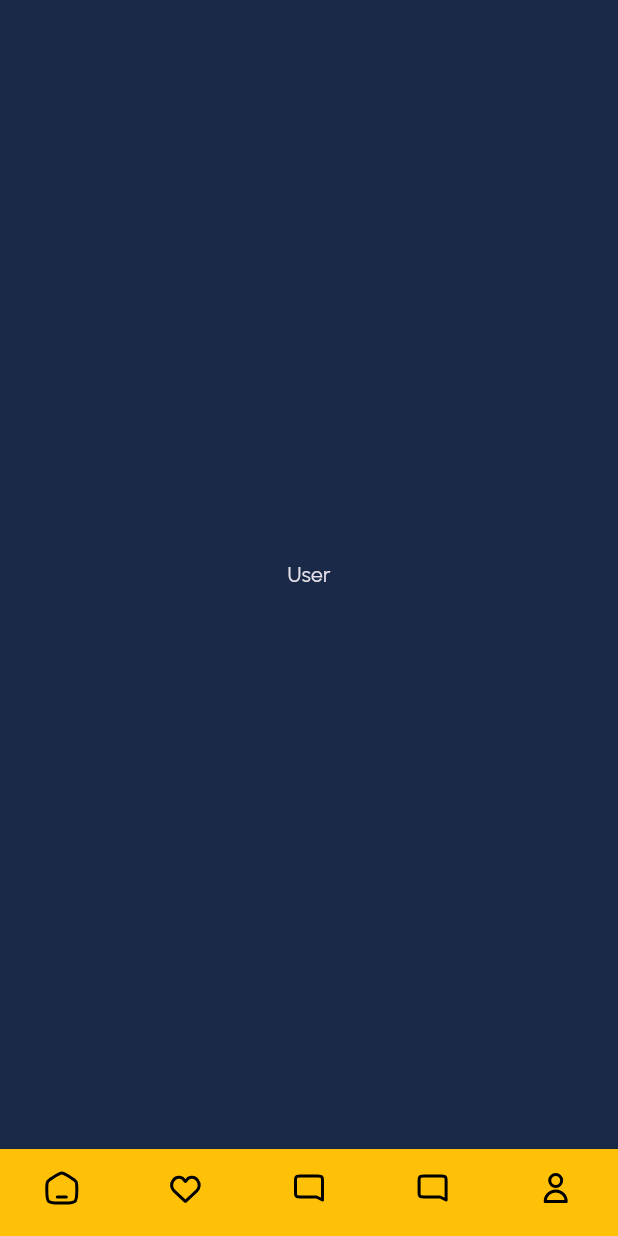
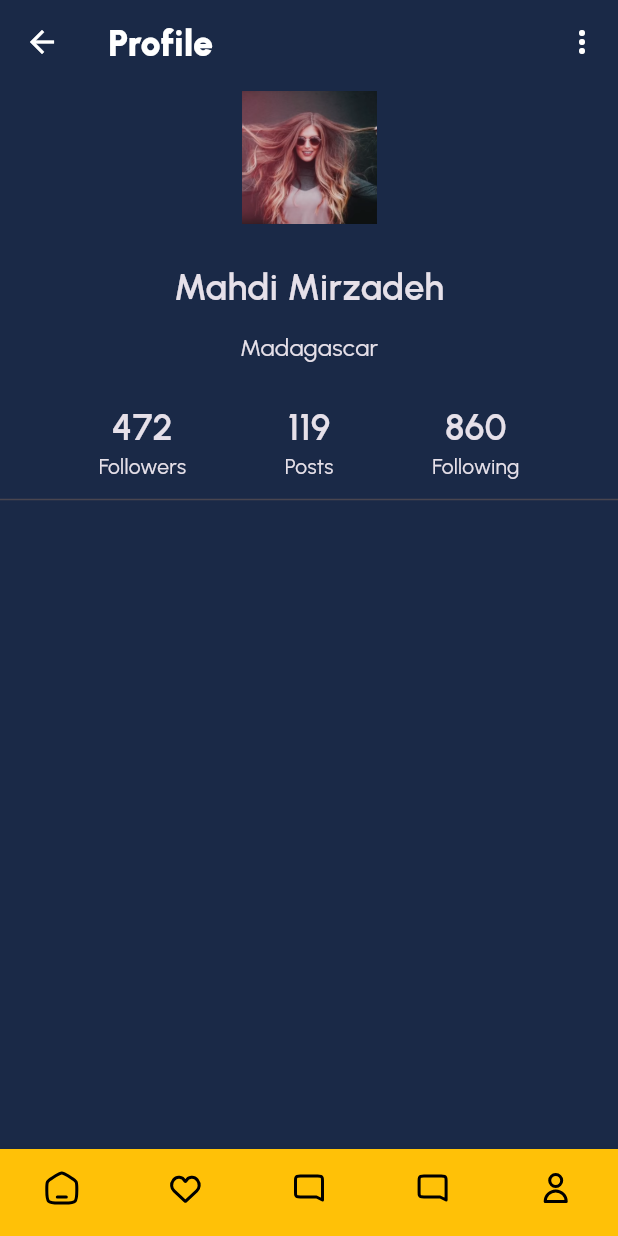
Before and after one commit to dannycastilloo/fluttergram, a Flutter app: the MainPage screen opened by its route, item 5 of the bottom bar chosen, on a phone screen of 412 x 824 dp. Run offline on Flutter 3.47's test engine with Material 3 defaults, Android fonts, the phone set to English and light mode, and no system bars; our stand-ins replace flutter_svg.

Commit message:
profile page & toolbar

```diff
--- /dev/null
+++ b/lib/components/toolbar.dart
@@ -0,0 +1,28 @@
+import 'package:flutter/material.dart';
+import 'package:flutter_full_course/styles/app_colors.dart';
+import 'package:flutter_full_course/styles/app_text.dart';
+
+class Toolbar extends StatelessWidget implements PreferredSizeWidget {
+  final String title;
+  final List<Widget> actions;
+
+  const Toolbar({super.key, required this.title, required this.actions});
+
+  @override
+  Widget build(BuildContext context) {
+    return AppBar(
+      backgroundColor: AppColors.background,
+      elevation: 0,
+      foregroundColor: AppColors.white,
+      title: Text(
+        title,
+        style: AppText.header1,
+      ),
+      centerTitle: false,
+      actions: actions,
+    );
+  }
+
+  @override
+  Size get preferredSize => const Size.fromHeight(60);
+}
--- a/lib/main.dart
+++ b/lib/main.dart
@@ -2,6 +2,7 @@ import 'package:flutter/material.dart';
 import 'package:flutter_full_course/pages/home_page.dart';
 import 'package:flutter_full_course/pages/login_page.dart';
 import 'package:flutter_full_course/pages/main_page.dart';
+import 'package:flutter_full_course/pages/profile_page.dart';
 import 'package:flutter_full_course/pages/test_page.dart';
 import 'package:flutter_full_course/styles/app_colors.dart';
 
@@ -23,6 +24,7 @@ class MyApp extends StatelessWidget {
           '/': (context) => LoginPage(),
           '/home': (context) => HomePage(),
           '/main': (context) => MainPage(),
+          '/profile': (context) => ProfilePage(),
         });
   }
 }
--- a/lib/pages/home_page.dart
+++ b/lib/pages/home_page.dart
@@ -1,8 +1,10 @@
 import 'package:flutter/material.dart';
 import 'package:flutter/widgets.dart';
 import 'package:flutter_full_course/components/post_item.dart';
+import 'package:flutter_full_course/components/toolbar.dart';
 import 'package:flutter_full_course/styles/app_colors.dart';
 import 'package:flutter_full_course/styles/app_text.dart';
+import 'package:flutter_svg/flutter_svg.dart';
 
 class HomePage extends StatelessWidget {
   HomePage({super.key});
@@ -13,14 +15,12 @@ class HomePage extends StatelessWidget {
   Widget build(BuildContext context) {
     mockUsersFromServer();
     return Scaffold(
-      appBar: AppBar(
-        backgroundColor: AppColors.background,
-        elevation: 0,
-        foregroundColor: AppColors.white,
-        title: Text('Fluttergram'),
-        centerTitle: false,
+      appBar: Toolbar(
+        title: 'Fluttergram',
         actions: [
-          Icon(Icons.location_on_outlined),
+          IconButton(
+              onPressed: () {},
+              icon: SvgPicture.asset('assets/svg/location.svg'))
         ],
       ),
       body: ListView.separated(
--- a/lib/pages/main_page.dart
+++ b/lib/pages/main_page.dart
@@ -1,5 +1,6 @@
 import 'package:flutter/material.dart';
 import 'package:flutter_full_course/pages/home_page.dart';
+import 'package:flutter_full_course/pages/profile_page.dart';
 import 'package:flutter_svg/svg.dart';
 
 class MainPage extends StatefulWidget {
@@ -57,8 +58,6 @@ class _MainPageState extends State<MainPage> {
     Center(
       child: Text('Messages'),
     ),
-    Center(
-      child: Text('User'),
-    ),
+    ProfilePage()
   ];
 }
--- a/lib/pages/profile_page.dart
+++ b/lib/pages/profile_page.dart
@@ -1,10 +1,88 @@
 import 'package:flutter/material.dart';
+import 'package:flutter_full_course/components/toolbar.dart';
+import 'package:flutter_full_course/styles/app_text.dart';
 
-class MyWidget extends StatelessWidget {
-  const MyWidget({super.key});
+class ProfilePage extends StatelessWidget {
+  const ProfilePage({super.key});
 
   @override
   Widget build(BuildContext context) {
-    return const Placeholder();
+    return Scaffold(
+      appBar: Toolbar(
+        title: 'Profile',
+        actions: [
+          PopupMenuButton(
+            itemBuilder: (context) {
+              return [
+                PopupMenuItem(child: Text('Edit')),
+                PopupMenuItem(child: Text('Log out')),
+              ];
+            },
+          )
+        ],
+      ),
+      body: Column(
+        children: [
+          Image.asset(
+            'assets/temp/user1.png',
+            width: 90,
+            height: 90,
+          ),
+          SizedBox(
+            height: 24,
+          ),
+          Text(
+            'Mahdi Mirzadeh',
+            style: AppText.header2,
+          ),
+          SizedBox(
+            height: 12,
+          ),
+          Text(
+            'Madagascar',
+            style: AppText.subtitle3,
+          ),
+          SizedBox(
+            height: 24,
+          ),
+          Row(
+            mainAxisAlignment: MainAxisAlignment.spaceEvenly,
+            children: [
+              Column(
+                children: [
+                  Text(
+                    '472',
+                    style: AppText.header2,
+                  ),
+                  Text('Followers')
+                ],
+              ),
+              Column(
+                children: [
+                  Text(
+                    '119',
+                    style: AppText.header2,
+                  ),
+                  Text('Posts'),
+                ],
+              ),
+              Column(
+                children: [
+                  Text(
+                    '860',
+                    style: AppText.header2,
+                  ),
+                  Text('Following'),
+                ],
+              )
+            ],
+          ),
+          Divider(
+            thickness: 1,
+            height: 24,
+          ),
+        ],
+      ),
+    );
   }
 }
```
Also changed, not shown: assets/svg/location.svg (added).
